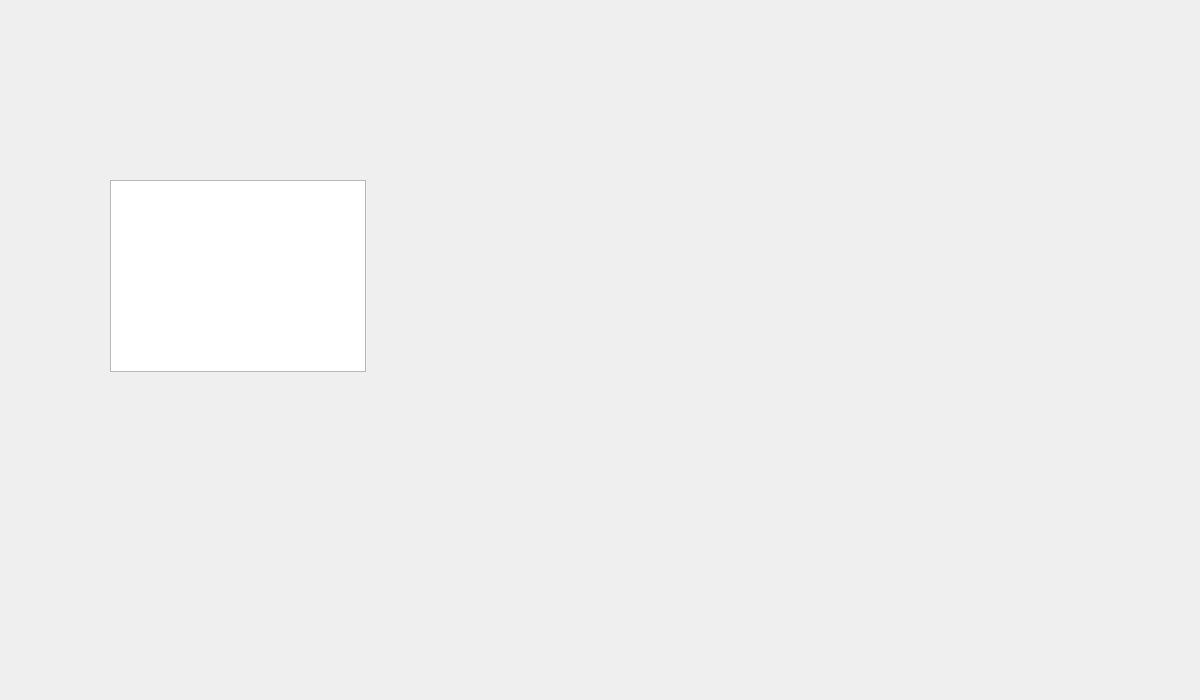
First picture: the form in CS1D-Basketball-master/Basketball/arenas.ui, repository moetaei/CS1D-Basketball, before the edit.
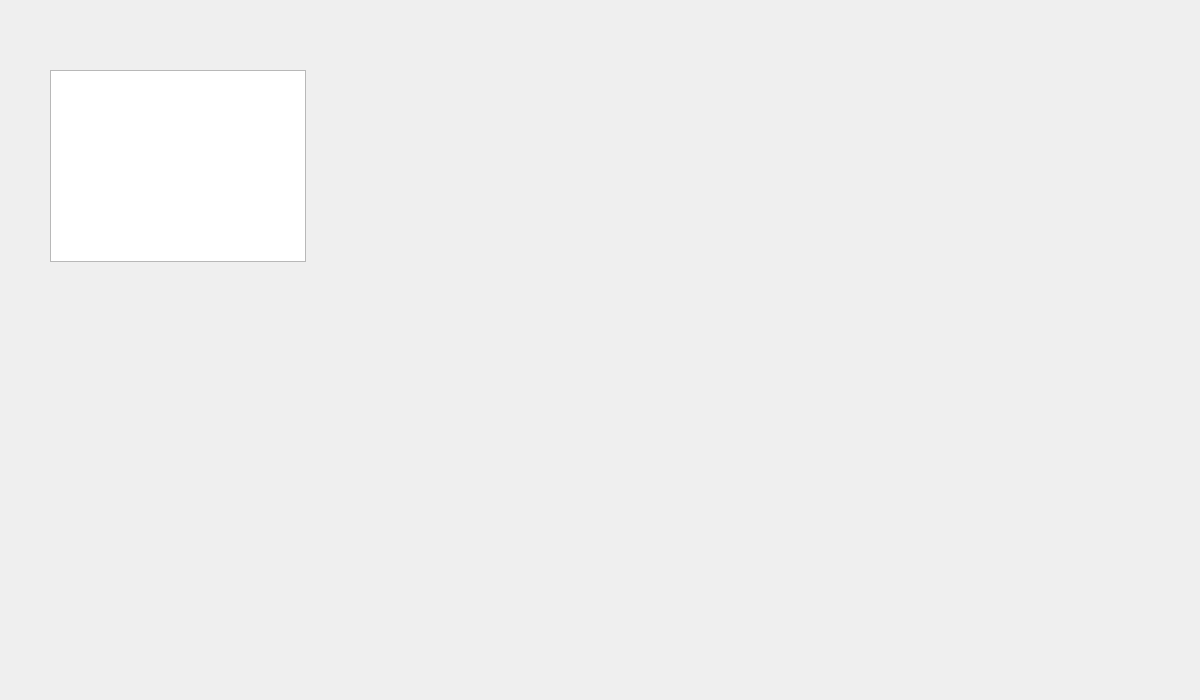
Second picture: the form after the edit.

```diff
--- a/CS1D-Basketball-master/Basketball/arenas.ui
+++ b/CS1D-Basketball-master/Basketball/arenas.ui
@@ -13,11 +13,11 @@
   <property name="windowTitle">
    <string>Form</string>
   </property>
-  <widget class="QTableWidget" name="arenaTable">
+  <widget class="QTableView" name="arenaTable">
    <property name="geometry">
     <rect>
-     <x>110</x>
-     <y>180</y>
+     <x>50</x>
+     <y>70</y>
      <width>256</width>
      <height>192</height>
     </rect>
```
